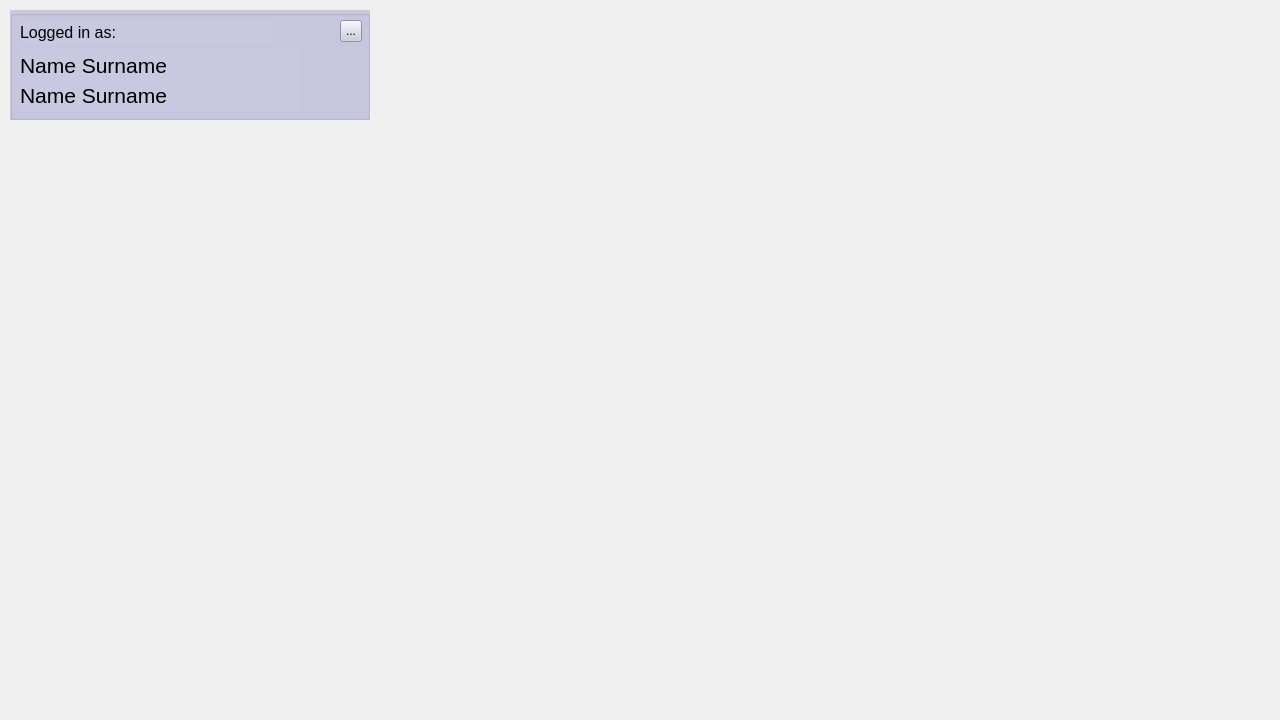
Above: GUIClient/Chat/ChatWindow.ui from KyrylSydorov/CoolChat before the change. Below: the same form after it.
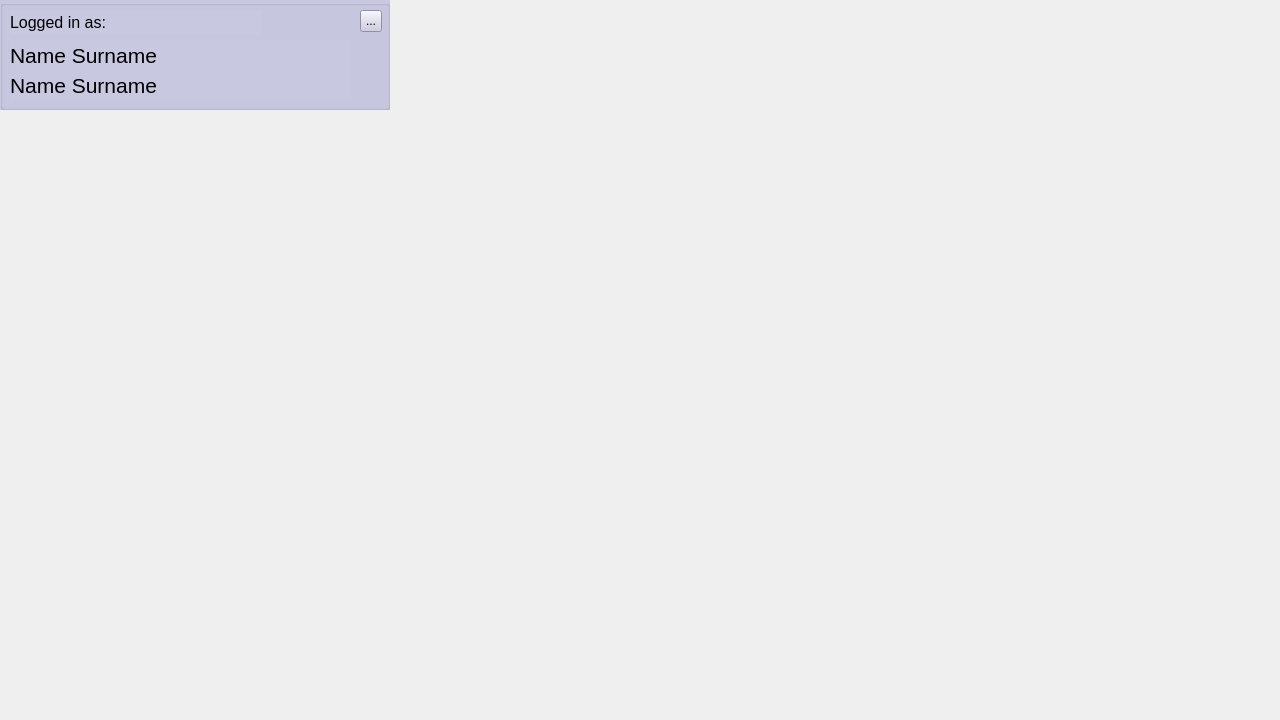
That is the form after the change.

Commit message: Add layout for dialogs

```diff
--- a/GUIClient/Chat/ChatWindow.ui
+++ b/GUIClient/Chat/ChatWindow.ui
@@ -10,6 +10,24 @@
     <height>720</height>
    </rect>
   </property>
+  <property name="sizePolicy">
+   <sizepolicy hsizetype="Fixed" vsizetype="Fixed">
+    <horstretch>0</horstretch>
+    <verstretch>0</verstretch>
+   </sizepolicy>
+  </property>
+  <property name="minimumSize">
+   <size>
+    <width>1280</width>
+    <height>720</height>
+   </size>
+  </property>
+  <property name="maximumSize">
+   <size>
+    <width>1280</width>
+    <height>720</height>
+   </size>
+  </property>
   <property name="windowTitle">
    <string>Cool Chat - Chats</string>
   </property>
@@ -17,9 +35,9 @@
    <widget class="QGroupBox" name="account">
     <property name="geometry">
      <rect>
-      <x>10</x>
-      <y>10</y>
-      <width>360</width>
+      <x>0</x>
+      <y>0</y>
+      <width>390</width>
       <height>110</height>
      </rect>
     </property>
@@ -35,7 +53,7 @@
     <widget class="QToolButton" name="logoutButton">
      <property name="geometry">
       <rect>
-       <x>330</x>
+       <x>360</x>
        <y>10</y>
        <width>22</width>
        <height>22</height>
@@ -50,7 +68,7 @@
       <rect>
        <x>10</x>
        <y>70</y>
-       <width>280</width>
+       <width>341</width>
        <height>30</height>
       </rect>
      </property>
@@ -86,7 +104,7 @@
       <rect>
        <x>10</x>
        <y>40</y>
-       <width>280</width>
+       <width>341</width>
        <height>30</height>
       </rect>
      </property>
@@ -103,18 +121,71 @@
    <widget class="QWidget" name="horizontalLayoutWidget">
     <property name="geometry">
      <rect>
-      <x>370</x>
+      <x>390</x>
       <y>620</y>
-      <width>911</width>
+      <width>891</width>
       <height>101</height>
      </rect>
     </property>
-    <layout class="QHBoxLayout" name="inputLayout" stretch="">
+    <layout class="QHBoxLayout" name="inputLayout">
      <property name="sizeConstraint">
       <enum>QLayout::SetDefaultConstraint</enum>
      </property>
     </layout>
    </widget>
+   <widget class="QScrollArea" name="scrollArea">
+    <property name="geometry">
+     <rect>
+      <x>0</x>
+      <y>110</y>
+      <width>390</width>
+      <height>610</height>
+     </rect>
+    </property>
+    <property name="frameShape">
+     <enum>QFrame::NoFrame</enum>
+    </property>
+    <property name="lineWidth">
+     <number>0</number>
+    </property>
+    <property name="verticalScrollBarPolicy">
+     <enum>Qt::ScrollBarAsNeeded</enum>
+    </property>
+    <property name="horizontalScrollBarPolicy">
+     <enum>Qt::ScrollBarAlwaysOff</enum>
+    </property>
+    <property name="sizeAdjustPolicy">
+     <enum>QAbstractScrollArea::AdjustToContents</enum>
+    </property>
+    <property name="widgetResizable">
+     <bool>true</bool>
+    </property>
+    <widget class="QWidget" name="scrollAreaWidgetContents">
+     <property name="geometry">
+      <rect>
+       <x>0</x>
+       <y>0</y>
+       <width>390</width>
+       <height>610</height>
+      </rect>
+     </property>
+     <widget class="QWidget" name="verticalLayoutWidget">
+      <property name="geometry">
+       <rect>
+        <x>0</x>
+        <y>0</y>
+        <width>391</width>
+        <height>611</height>
+       </rect>
+      </property>
+      <layout class="QVBoxLayout" name="dialogsLayout">
+       <property name="sizeConstraint">
+        <enum>QLayout::SetDefaultConstraint</enum>
+       </property>
+      </layout>
+     </widget>
+    </widget>
+   </widget>
   </widget>
  </widget>
  <resources/>
```
The commit also changes 6 other files.
